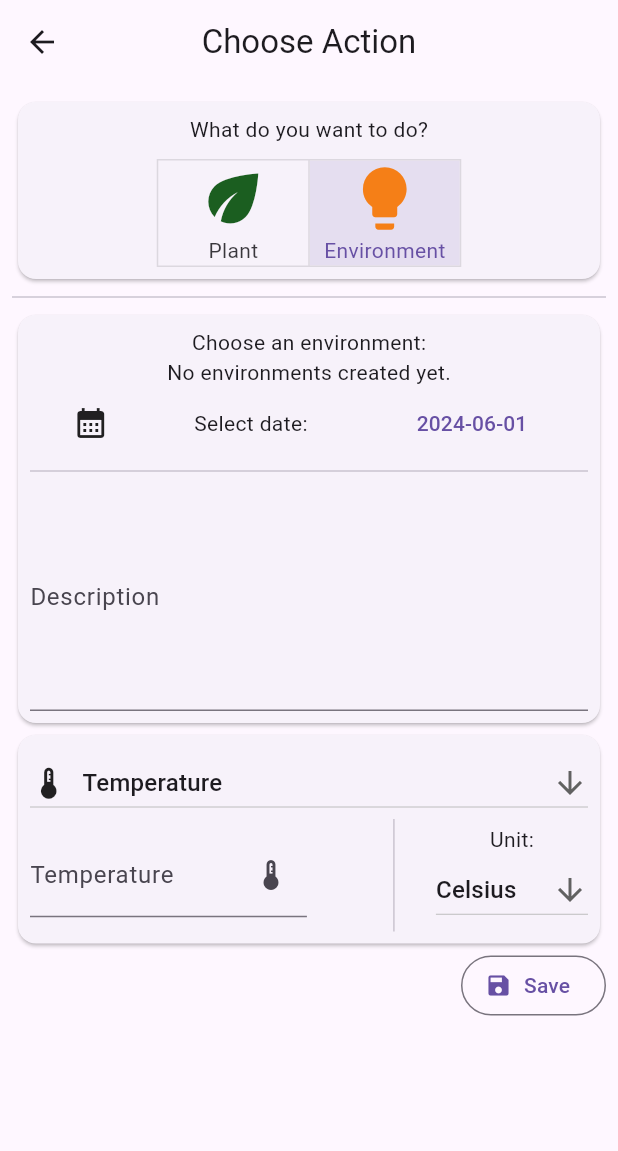
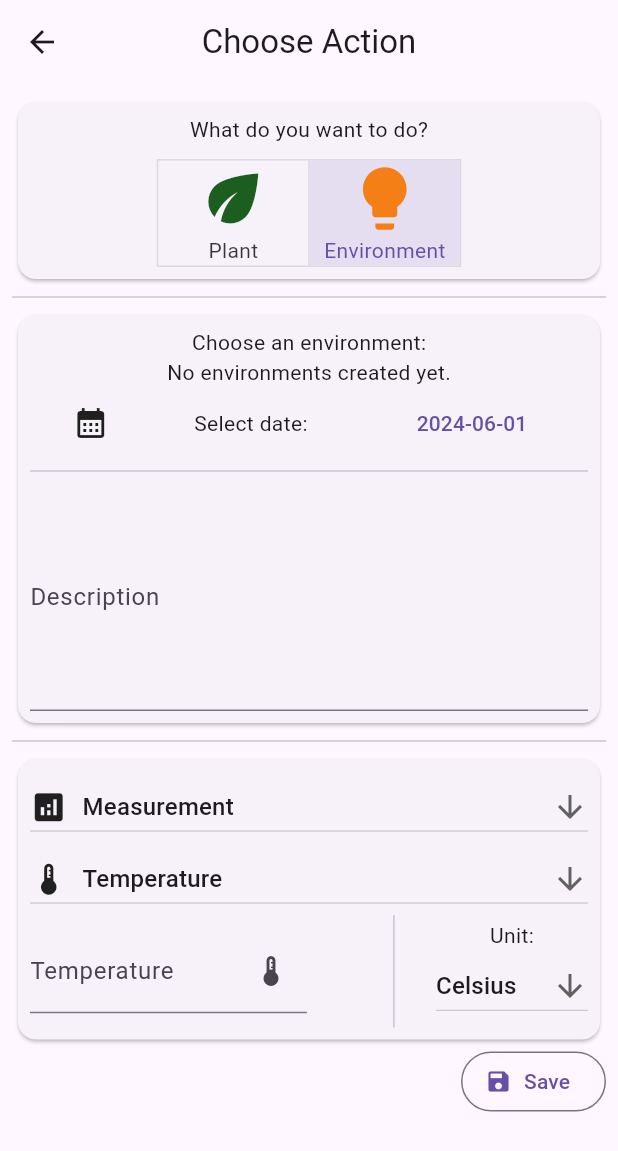
Before and after one commit to jksevend/growlog, a Flutter app: the ChooseActionView screen opened directly with empty values, after a tap on "Save", after a tap on "Environment", on a phone screen of 412 x 824 dp. Shown: the top 1151 px of the screen. Run offline on Flutter 3.47's test engine with Material 3 defaults, Android fonts, the phone set to English and light mode, and no system bars; our stand-ins replace rxdart, timeago; statements that could not run were skipped.

Commit message:
feat: Refactoring of environment actions

```diff
--- a/lib/actions/model.dart
+++ b/lib/actions/model.dart
@@ -50,7 +50,6 @@ enum EnvironmentMeasurementType {
   humidity,
   co2,
   lightDistance,
-  other,
 }
 
 extension EnvironmentMeasurementTypeExtension on EnvironmentMeasurementType {
@@ -64,8 +63,6 @@ extension EnvironmentMeasurementTypeExtension on EnvironmentMeasurementType {
         return 'CO2';
       case EnvironmentMeasurementType.lightDistance:
         return 'Light distance';
-      case EnvironmentMeasurementType.other:
-        return 'Other';
     }
   }
 
@@ -79,7 +76,30 @@ extension EnvironmentMeasurementTypeExtension on EnvironmentMeasurementType {
         return Icon(Icons.co2, size: 25);
       case EnvironmentMeasurementType.lightDistance:
         return Icon(Icons.highlight_rounded, size: 25);
-      case EnvironmentMeasurementType.other:
+    }
+  }
+}
+
+enum EnvironmentActionType {
+  measurement,
+  other,
+}
+
+extension EnvironmentActionTypeExtension on EnvironmentActionType {
+  String get name {
+    switch (this) {
+      case EnvironmentActionType.measurement:
+        return 'Measurement';
+      case EnvironmentActionType.other:
+        return 'Other';
+    }
+  }
+
+  Icon get icon {
+    switch (this) {
+      case EnvironmentActionType.measurement:
+        return Icon(Icons.analytics, size: 25);
+      case EnvironmentActionType.other:
         return Icon(Icons.miscellaneous_services, size: 25);
     }
   }
@@ -88,14 +108,14 @@ extension EnvironmentMeasurementTypeExtension on EnvironmentMeasurementType {
 @JsonSerializable()
 class EnvironmentAction extends Action {
   final String environmentId;
-  EnvironmentMeasurement measurement;
+  final EnvironmentActionType type;
 
   EnvironmentAction({
     required super.id,
     required super.description,
     required super.createdAt,
     required this.environmentId,
-    required this.measurement,
+    required this.type,
   });
 
   factory EnvironmentAction.fromJson(Map<String, dynamic> json) =>
@@ -103,6 +123,42 @@ class EnvironmentAction extends Action {
 
   @override
   Map<String, dynamic> toJson() => _$EnvironmentActionToJson(this);
+}
+
+@JsonSerializable()
+class EnvironmentMeasurementAction extends EnvironmentAction {
+  final EnvironmentMeasurement measurement;
+  EnvironmentMeasurementAction({
+    required super.id,
+    required super.description,
+    required super.createdAt,
+    required super.environmentId,
+    required super.type,
+    required this.measurement,
+  });
+
+  factory EnvironmentMeasurementAction.fromJson(Map<String, dynamic> json) =>
+      _$EnvironmentMeasurementActionFromJson(json);
+
+  @override
+  Map<String, dynamic> toJson() => _$EnvironmentMeasurementActionToJson(this);
+}
+
+@JsonSerializable()
+class EnvironmentOtherAction extends EnvironmentAction {
+  EnvironmentOtherAction({
+    required super.id,
+    required super.description,
+    required super.createdAt,
+    required super.environmentId,
+    required super.type,
+  });
+
+  factory EnvironmentOtherAction.fromJson(Map<String, dynamic> json) =>
+      _$EnvironmentOtherActionFromJson(json);
+
+  @override
+  Map<String, dynamic> toJson() => _$EnvironmentOtherActionToJson(this);
 }
 
 @JsonSerializable()
--- a/lib/actions/view.dart
+++ b/lib/actions/view.dart
@@ -188,28 +188,27 @@ class ChooseActionView extends StatefulWidget {
 class _ChooseActionViewState extends State<ChooseActionView> {
   final List<bool> _choices = [true, false];
 
-  final GlobalKey<_EnvironmentTemperatureFormState> _environmentTemperatureFormKey = GlobalKey();
-  final GlobalKey<_EnvironmentHumidityFormState> _environmentHumidityFormKey = GlobalKey();
-  final GlobalKey<_EnvironmentLightDistanceFormState> _environmentLightDistanceFormKey =
-      GlobalKey();
-  final GlobalKey<_EnvironmentCO2FormState> _environmentCO2FormKey = GlobalKey();
+  final GlobalKey<EnvironmentTemperatureFormState> _environmentTemperatureFormKey = GlobalKey();
+  final GlobalKey<EnvironmentHumidityFormState> _environmentHumidityFormKey = GlobalKey();
+  final GlobalKey<EnvironmentLightDistanceFormState> _environmentLightDistanceFormKey = GlobalKey();
+  final GlobalKey<EnvironmentCO2FormState> _environmentCO2FormKey = GlobalKey();
 
   final GlobalKey<_PlantWateringFormState> _plantWateringFormKey = GlobalKey();
   final GlobalKey<_PlantFertilizingFormState> _plantFertilizingFormKey = GlobalKey();
   final GlobalKey<_PlantPruningFormState> _plantPruningFormKey = GlobalKey();
   final GlobalKey<_PlantHarvestingFormState> _plantHarvestingFormKey = GlobalKey();
   final GlobalKey<_PlantTrainingFormState> _plantTrainingFormKey = GlobalKey();
-  final GlobalKey<_PlantMeasuringFormState> _plantMeasuringFormKey = GlobalKey();
+  final GlobalKey<_PlantMeasurementFormState> _plantMeasuringFormKey = GlobalKey();
 
   final GlobalKey<PlantHeightMeasurementFormState> _plantHeightMeasurementFormKey = GlobalKey();
   final GlobalKey<PlantPHMeasurementFormState> _plantPHMeasurementFormKey = GlobalKey();
   final GlobalKey<PlantECMeasurementFormState> _plantECMeasurementFormKey = GlobalKey();
   final GlobalKey<PlantPPMMeasurementFormState> _plantPPMMeasurementFormKey = GlobalKey();
+  final GlobalKey<_EnvironmentMeasurementFormState> _environmentMeasurementFormKey = GlobalKey();
 
   late Plant _currentPlant;
   late PlantActionType _currentActionType = PlantActionType.watering;
-  late EnvironmentMeasurementType _currentEnvironmentMeasurementType =
-      EnvironmentMeasurementType.temperature;
+  late EnvironmentActionType _currentEnvironmentActionType = EnvironmentActionType.measurement;
   late TextEditingController _plantActionDescriptionTextController = TextEditingController();
   late TextEditingController _environmentActionDescriptionTextController = TextEditingController();
   final DateTime _plantActionDate = DateTime.now();
@@ -383,9 +382,7 @@ class _ChooseActionViewState extends State<ChooseActionView> {
                 padding: const EdgeInsets.all(8.0),
                 child: Column(
                   children: [
-                    Padding(
-                      padding: const EdgeInsets.all(8.0),
-                      child: Column(
+                    Column(
                       children: [
                         DropdownButton<PlantActionType>(
                           icon: Icon(Icons.arrow_downward_sharp),
@@ -412,7 +409,6 @@ class _ChooseActionViewState extends State<ChooseActionView> {
                           },
                         ),
                       ],
-                      ),
                     ),
                     _plantActionForm(),
                   ],
@@ -705,36 +701,37 @@ class _ChooseActionViewState extends State<ChooseActionView> {
               ),
             ),
           ),
+          Divider(),
           Card(
             child: Padding(
               padding: const EdgeInsets.all(8.0),
               child: Column(
                 children: [
-                  DropdownButton(
+                  DropdownButton<EnvironmentActionType>(
+                    icon: Icon(Icons.arrow_downward_sharp),
+                    value: _currentEnvironmentActionType,
                     isExpanded: true,
-                    value: _currentEnvironmentMeasurementType,
-                    icon: Icon(Icons.arrow_downward_sharp),
-                    items: EnvironmentMeasurementType.values
+                    items: EnvironmentActionType.values
                         .map(
-                          (type) => DropdownMenuItem(
+                          (action) => DropdownMenuItem<EnvironmentActionType>(
                             child: Row(
                               children: [
-                            type.icon,
+                                action.icon,
                                 const SizedBox(width: 10),
-                            Text(type.name),
-                          ],
-                        ),
-                        value: type,
+                                Text(action.name),
+                              ],
+                            ),
+                            value: action,
                           ),
                         )
                         .toList(),
-                    onChanged: (EnvironmentMeasurementType? value) {
+                    onChanged: (EnvironmentActionType? value) {
                       setState(() {
-                        _currentEnvironmentMeasurementType = value!;
-                      });
-                    },
-                  ),
-                  _environmentActionMeasurementForm(),
+                        _currentEnvironmentActionType = value!;
+                      });
+                    },
+                  ),
+                  _environmentActionForm(),
                 ],
               ),
             ),
@@ -743,47 +740,58 @@ class _ChooseActionViewState extends State<ChooseActionView> {
             alignment: Alignment.centerRight,
             child: OutlinedButton.icon(
               onPressed: () async {
+
+                if (_currentEnvironmentActionType == EnvironmentActionType.measurement) {
                   EnvironmentMeasurement measurement;
-
-                if (_currentEnvironmentMeasurementType == EnvironmentMeasurementType.temperature) {
+                  final currentEnvironmentMeasurementType = _environmentMeasurementFormKey.currentState!.measurementType;
+                  if (currentEnvironmentMeasurementType ==
+                      EnvironmentMeasurementType.temperature) {
                     final temperature = _environmentTemperatureFormKey.currentState!.temperature;
                     measurement = EnvironmentMeasurement(
-                    type: _currentEnvironmentMeasurementType,
+                      type: currentEnvironmentMeasurementType,
                       measurement: temperature.toJson(),
                     );
-                } else if (_currentEnvironmentMeasurementType ==
+                  } else if (currentEnvironmentMeasurementType ==
                       EnvironmentMeasurementType.humidity) {
                     final humidity = _environmentHumidityFormKey.currentState!.humidity;
                     measurement = EnvironmentMeasurement(
-                      type: _currentEnvironmentMeasurementType,
+                        type: currentEnvironmentMeasurementType,
                         measurement: Map<String, dynamic>.from({'humidity': humidity}));
-                } else if (_currentEnvironmentMeasurementType ==
+                  } else if (currentEnvironmentMeasurementType ==
                       EnvironmentMeasurementType.lightDistance) {
                     final distance = _environmentLightDistanceFormKey.currentState!.distance;
                     measurement = EnvironmentMeasurement(
-                    type: _currentEnvironmentMeasurementType,
+                      type: currentEnvironmentMeasurementType,
                       measurement: distance.toJson(),
                     );
-                } else if (_currentEnvironmentMeasurementType == EnvironmentMeasurementType.co2) {
+                  } else if (currentEnvironmentMeasurementType == EnvironmentMeasurementType.co2) {
                     final co2 = _environmentCO2FormKey.currentState!.co2;
                     measurement = EnvironmentMeasurement(
-                      type: _currentEnvironmentMeasurementType,
+                        type: currentEnvironmentMeasurementType,
                         measurement: Map<String, dynamic>.from({'co2': co2}));
-                } else if (_currentEnvironmentMeasurementType == EnvironmentMeasurementType.other) {
-                  measurement = EnvironmentMeasurement(
-                    type: _currentEnvironmentMeasurementType,
-                    measurement: Map<String, dynamic>.from({}),
-                  );
                   } else {
                     throw Exception(
-                      'Unknown environment measurement type: $_currentEnvironmentMeasurementType');
-                }
-                final action = EnvironmentAction(
+                        'Unknown environment measurement type: $currentEnvironmentMeasurementType');
+                  }
+
+                  final action = EnvironmentMeasurementAction(
                     id: const Uuid().v4().toString(),
                     description: _environmentActionDescriptionTextController.text,
                     environmentId: _currentEnvironment.id,
+                    type: _currentEnvironmentActionType,
+                    measurement: measurement,
                     createdAt: _environmentActionDate,
-                  measurement: measurement,
+                  );
+                  await widget.actionsProvider
+                      .addEnvironmentAction(action)
+                      .whenComplete(() => Navigator.of(context).pop());
+                }
+                final action = EnvironmentOtherAction(
+                  id: const Uuid().v4().toString(),
+                  description: _environmentActionDescriptionTextController.text,
+                  environmentId: _currentEnvironment.id,
+                  type: _currentEnvironmentActionType,
+                  createdAt: _environmentActionDate,
                 );
                 await widget.actionsProvider
                     .addEnvironmentAction(action)
@@ -837,7 +845,7 @@ class _ChooseActionViewState extends State<ChooseActionView> {
           key: _plantHarvestingFormKey,
         );
       case PlantActionType.measuring:
-        return PlantMeasuringForm(
+        return PlantMeasurementForm(
           key: _plantMeasuringFormKey,
           plantMeasuringFormKey: _plantHeightMeasurementFormKey,
           plantPHMeasurementFormKey: _plantPHMeasurementFormKey,
@@ -850,25 +858,17 @@ class _ChooseActionViewState extends State<ChooseActionView> {
     }
   }
 
-  Widget _environmentActionMeasurementForm() {
-    switch (_currentEnvironmentMeasurementType) {
-      case EnvironmentMeasurementType.temperature:
-        return EnvironmentTemperatureForm(
-          key: _environmentTemperatureFormKey,
-        );
-      case EnvironmentMeasurementType.humidity:
-        return EnvironmentHumidityForm(
-          key: _environmentHumidityFormKey,
-        );
-      case EnvironmentMeasurementType.co2:
-        return EnvironmentCO2Form(
-          key: _environmentCO2FormKey,
-        );
-      case EnvironmentMeasurementType.lightDistance:
-        return EnvironmentLightDistanceForm(
-          key: _environmentLightDistanceFormKey,
-        );
-      case EnvironmentMeasurementType.other:
+  Widget _environmentActionForm() {
+    switch (_currentEnvironmentActionType) {
+      case EnvironmentActionType.measurement:
+        return EnvironmentMeasurementForm(
+          key: _environmentMeasurementFormKey,
+          environmentTemperatureFormKey: _environmentTemperatureFormKey,
+          environmentHumidityFormKey: _environmentHumidityFormKey,
+          environmentLightDistanceFormKey: _environmentLightDistanceFormKey,
+          environmentCO2FormKey: _environmentCO2FormKey,
+        );
+      case EnvironmentActionType.other:
         return Container();
     }
   }
@@ -878,10 +878,10 @@ class EnvironmentCO2Form extends StatefulWidget {
   const EnvironmentCO2Form({super.key});
 
   @override
-  State<EnvironmentCO2Form> createState() => _EnvironmentCO2FormState();
-}
-
-class _EnvironmentCO2FormState extends State<EnvironmentCO2Form> {
+  State<EnvironmentCO2Form> createState() => EnvironmentCO2FormState();
+}
+
+class EnvironmentCO2FormState extends State<EnvironmentCO2Form> {
   late TextEditingController _co2Controller;
 
   @override
@@ -918,10 +918,10 @@ class EnvironmentLightDistanceForm extends StatefulWidget {
   const EnvironmentLightDistanceForm({super.key});
 
   @override
-  State<EnvironmentLightDistanceForm> createState() => _EnvironmentLightDistanceFormState();
-}
-
-class _EnvironmentLightDistanceFormState extends State<EnvironmentLightDistanceForm> {
+  State<EnvironmentLightDistanceForm> createState() => EnvironmentLightDistanceFormState();
+}
+
+class EnvironmentLightDistanceFormState extends State<EnvironmentLightDistanceForm> {
   late TextEditingController _distanceController;
   late MeasurementUnit _distanceUnit;
 
@@ -999,10 +999,10 @@ class EnvironmentHumidityForm extends StatefulWidget {
   const EnvironmentHumidityForm({super.key});
 
   @override
-  State<EnvironmentHumidityForm> createState() => _EnvironmentHumidityFormState();
-}
-
-class _EnvironmentHumidityFormState extends State<EnvironmentHumidityForm> {
+  State<EnvironmentHumidityForm> createState() => EnvironmentHumidityFormState();
+}
+
+class EnvironmentHumidityFormState extends State<EnvironmentHumidityForm> {
   late TextEditingController _humidityController;
 
   @override
@@ -1042,10 +1042,10 @@ class EnvironmentTemperatureForm extends StatefulWidget {
   const EnvironmentTemperatureForm({super.key});
 
   @override
-  State<EnvironmentTemperatureForm> createState() => _EnvironmentTemperatureFormState();
-}
-
-class _EnvironmentTemperatureFormState extends State<EnvironmentTemperatureForm> {
+  State<EnvironmentTemperatureForm> createState() => EnvironmentTemperatureFormState();
+}
+
+class EnvironmentTemperatureFormState extends State<EnvironmentTemperatureForm> {
   late TextEditingController _temperatureController;
   late TemperatureUnit _temperatureUnit;
 
@@ -1530,13 +1530,13 @@ class _PlantTrainingFormState extends State<PlantTrainingForm> {
   }
 }
 
-class PlantMeasuringForm extends StatefulWidget {
+class PlantMeasurementForm extends StatefulWidget {
   final GlobalKey<PlantHeightMeasurementFormState> plantMeasuringFormKey;
   final GlobalKey<PlantECMeasurementFormState> plantECMeasurementFormKey;
   final GlobalKey<PlantPHMeasurementFormState> plantPHMeasurementFormKey;
   final GlobalKey<PlantPPMMeasurementFormState> plantPPMMeasurementFormKey;
 
-  const PlantMeasuringForm({
+  const PlantMeasurementForm({
     super.key,
     required this.plantMeasuringFormKey,
     required this.plantECMeasurementFormKey,
@@ -1545,10 +1545,10 @@ class PlantMeasuringForm extends StatefulWidget {
   });
 
   @override
-  State<PlantMeasuringForm> createState() => _PlantMeasuringFormState();
-}
-
-class _PlantMeasuringFormState extends State<PlantMeasuringForm> {
+  State<PlantMeasurementForm> createState() => _PlantMeasurementFormState();
+}
+
+class _PlantMeasurementFormState extends State<PlantMeasurementForm> {
   late PlantMeasurementType _measurementType;
 
   @override
@@ -1808,3 +1808,89 @@ class PlantPPMMeasurementFormState extends State<PlantPPMMeasurementForm> {
     );
   }
 }
+
+class EnvironmentMeasurementForm extends StatefulWidget {
+  final GlobalKey<EnvironmentCO2FormState> environmentCO2FormKey;
+  final GlobalKey<EnvironmentHumidityFormState> environmentHumidityFormKey;
+  final GlobalKey<EnvironmentLightDistanceFormState> environmentLightDistanceFormKey;
+  final GlobalKey<EnvironmentTemperatureFormState> environmentTemperatureFormKey;
+
+  const EnvironmentMeasurementForm({
+    super.key,
+    required this.environmentCO2FormKey,
+    required this.environmentHumidityFormKey,
+    required this.environmentLightDistanceFormKey,
+    required this.environmentTemperatureFormKey,
+  });
+
+  @override
+  State<EnvironmentMeasurementForm> createState() => _EnvironmentMeasurementFormState();
+}
+
+class _EnvironmentMeasurementFormState extends State<EnvironmentMeasurementForm> {
+  late EnvironmentMeasurementType _measurementType;
+
+  @override
+  void initState() {
+    super.initState();
+    _measurementType = EnvironmentMeasurementType.temperature;
+  }
+
+  EnvironmentMeasurementType get measurementType {
+    return _measurementType;
+  }
+
+  @override
+  Widget build(BuildContext context) {
+    return Column(
+      children: [
+        DropdownButton<EnvironmentMeasurementType>(
+          icon: Icon(Icons.arrow_downward_sharp),
+          value: _measurementType,
+          isExpanded: true,
+          items: EnvironmentMeasurementType.values
+              .map(
+                (type) => DropdownMenuItem<EnvironmentMeasurementType>(
+                  child: Row(
+                    children: [
+                      type.icon,
+                      const SizedBox(width: 10),
+                      Text(type.name),
+                    ],
+                  ),
+                  value: type,
+                ),
+              )
+              .toList(),
+          onChanged: (EnvironmentMeasurementType? value) {
+            setState(() {
+              _measurementType = value!;
+            });
+          },
+        ),
+        _environmentActionMeasurementForm(),
+      ],
+    );
+  }
+
+  Widget _environmentActionMeasurementForm() {
+    switch (_measurementType) {
+      case EnvironmentMeasurementType.temperature:
+        return EnvironmentTemperatureForm(
+          key: widget.environmentTemperatureFormKey,
+        );
+      case EnvironmentMeasurementType.humidity:
+        return EnvironmentHumidityForm(
+          key: widget.environmentHumidityFormKey,
+        );
+      case EnvironmentMeasurementType.co2:
+        return EnvironmentCO2Form(
+          key: widget.environmentCO2FormKey,
+        );
+      case EnvironmentMeasurementType.lightDistance:
+        return EnvironmentLightDistanceForm(
+          key: widget.environmentLightDistanceFormKey,
+        );
+    }
+  }
+}
--- a/lib/home/widget.dart
+++ b/lib/home/widget.dart
@@ -42,7 +42,7 @@ class EnvironmentActionLogHomeWidget extends StatelessWidget {
     return Card(
       elevation: 10,
       child: ListTile(
-        leading: action.measurement.type.icon,
+        leading: action.type.icon,
         title: Text(environment.name),
         subtitle: Text(action.formattedDate),
       ),
```
Also changed, not shown: lib/actions/model.g.dart. Lines whose indentation alone changed are shown as unchanged.
